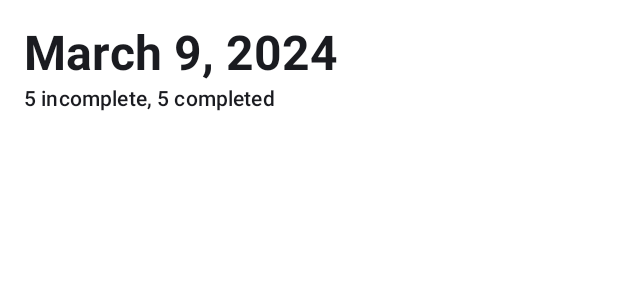
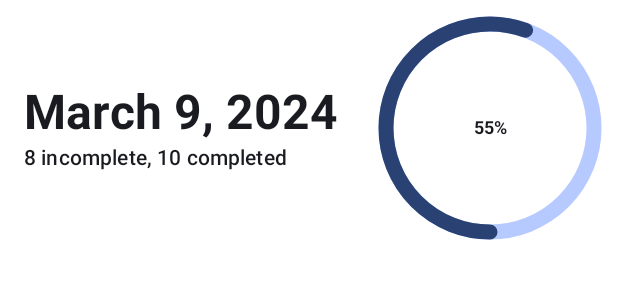
Before and after one commit to AlexNaupay/Todo-X-App, an Android app built with Jetpack Compose: the @Preview function SummaryInfoPreviewLight, on a phone screen of 412 x 824 dp. Shown: the top 300 px of the screen. Run offline under Robolectric (Android 15) with nearby library versions, the phone set to English and light mode, and no system bars.

Commit message:
HomeScreen

```diff
--- a/app/src/main/AndroidManifest.xml
+++ b/app/src/main/AndroidManifest.xml
@@ -15,7 +15,6 @@
         <activity
             android:name=".MainActivity"
             android:exported="true"
-            android:label="@string/app_name"
             android:theme="@style/Theme.TodoXApp">
             <intent-filter>
                 <action android:name="android.intent.action.MAIN" />
--- a/app/src/main/java/me/alexnaupay/todox/presentation/screens/home/HomeScreen.kt
+++ b/app/src/main/java/me/alexnaupay/todox/presentation/screens/home/HomeScreen.kt
@@ -38,9 +38,9 @@ import androidx.compose.ui.tooling.preview.PreviewParameter
 import androidx.compose.ui.unit.dp
 import me.alexnaupay.todox.R
 import me.alexnaupay.todox.domain.Task
-import me.alexnaupay.todox.presentation.screens.home.SectionTitle
-import me.alexnaupay.todox.presentation.screens.home.SummaryInfo
-import me.alexnaupay.todox.presentation.screens.home.TaskItem
+import me.alexnaupay.todox.presentation.screens.home.components.SectionTitle
+import me.alexnaupay.todox.presentation.screens.home.components.SummaryInfo
+import me.alexnaupay.todox.presentation.screens.home.components.TaskItem
 import me.alexnaupay.todox.presentation.screens.home.providers.HomeScreenPreviewProvider
 import me.alexnaupay.todox.ui.theme.TodoXAppTheme
 
--- a/app/src/main/java/me/alexnaupay/todox/presentation/screens/home/SummaryInfo.kt
+++ /dev/null
@@ -1,61 +0,0 @@
-package me.alexnaupay.todox.presentation.screens.home
-
-import android.content.res.Configuration
-import androidx.compose.foundation.background
-import androidx.compose.foundation.layout.Column
-import androidx.compose.foundation.layout.padding
-import androidx.compose.foundation.shape.RoundedCornerShape
-import androidx.compose.material3.MaterialTheme
-import androidx.compose.material3.Text
-import androidx.compose.runtime.Composable
-import androidx.compose.ui.Modifier
-import androidx.compose.ui.text.font.FontWeight
-import androidx.compose.ui.tooling.preview.Preview
-import androidx.compose.ui.unit.dp
-import me.alexnaupay.todox.ui.theme.TodoXAppTheme
-
-@Composable
-fun SummaryInfo(
-    modifier: Modifier = Modifier,
-    date: String = "March 9, 2024",
-    tasksSummary: String = "5 incomplete, 5 completed"
-) {
-    Column (
-        modifier = modifier
-            .padding(16.dp)
-    ){
-        Text(
-            text = date,
-            style = MaterialTheme.typography.headlineLarge,
-            color = MaterialTheme.colorScheme.onBackground,
-            fontWeight = FontWeight.Bold
-        )
-
-        Text(
-            text = tasksSummary,
-            style = MaterialTheme.typography.titleSmall,
-            color = MaterialTheme.colorScheme.onSurface,
-        )
-    }
-}
-
-@Composable
-@Preview(
-    showBackground = true,
-)
-fun SummaryInfoPreviewLight() {
-    TodoXAppTheme {
-        SummaryInfo(modifier = Modifier)
-    }
-}
-
-@Composable
-@Preview(
-    showBackground = true,
-    uiMode = Configuration.UI_MODE_NIGHT_YES,
-)
-fun SummaryInfoPreviewDark() {
-    TodoXAppTheme {
-        SummaryInfo(modifier = Modifier)
-    }
-}
--- /dev/null
+++ b/app/src/main/java/me/alexnaupay/todox/presentation/screens/home/components/SummaryInfo.kt
@@ -0,0 +1,128 @@
+package me.alexnaupay.todox.presentation.screens.home.components
+
+import android.content.res.Configuration
+import androidx.compose.animation.core.Animatable
+import androidx.compose.animation.core.tween
+import androidx.compose.foundation.Canvas
+import androidx.compose.foundation.layout.Box
+import androidx.compose.foundation.layout.Column
+import androidx.compose.foundation.layout.Row
+import androidx.compose.foundation.layout.aspectRatio
+import androidx.compose.foundation.layout.padding
+import androidx.compose.material3.MaterialTheme
+import androidx.compose.material3.Text
+import androidx.compose.runtime.Composable
+import androidx.compose.runtime.LaunchedEffect
+import androidx.compose.runtime.remember
+import androidx.compose.ui.Alignment
+import androidx.compose.ui.Modifier
+import androidx.compose.ui.graphics.StrokeCap
+import androidx.compose.ui.graphics.drawscope.Stroke
+import androidx.compose.ui.text.font.FontWeight
+import androidx.compose.ui.tooling.preview.Preview
+import androidx.compose.ui.unit.dp
+import androidx.compose.ui.unit.sp
+import me.alexnaupay.todox.ui.theme.TodoXAppTheme
+
+@Composable
+fun SummaryInfo(
+    modifier: Modifier = Modifier,
+    date: String = "March 9, 2024",
+    tasksSummary: String = "8 incomplete, 10 completed",
+    completedTasks: Int = 10,
+    totalTasks: Int = 18
+) {
+    val angleRatio = remember {
+        Animatable(0f)
+    }
+
+    LaunchedEffect (completedTasks,totalTasks){
+        angleRatio.animateTo(
+            targetValue = (completedTasks.toFloat() / totalTasks.toFloat()),
+            animationSpec = tween(
+                durationMillis = 300
+            )
+        )
+    }
+
+    Row (verticalAlignment = Alignment.CenterVertically){
+        Column(modifier = modifier.padding(16.dp)) {
+            Text(
+                text = date,
+                style = MaterialTheme.typography.headlineLarge,
+                color = MaterialTheme.colorScheme.onBackground,
+                fontWeight = FontWeight.Bold
+            )
+
+            Text(
+                text = tasksSummary,
+                style = MaterialTheme.typography.titleSmall,
+                color = MaterialTheme.colorScheme.onSurface,
+            )
+        }
+
+        Box(contentAlignment = Alignment.Center, modifier = Modifier.padding(16.dp).aspectRatio(1f) ){
+            val colorBase = MaterialTheme.colorScheme.inversePrimary
+            val progress = MaterialTheme.colorScheme.primary
+            val strokeWidth = 10.dp
+
+            Canvas(modifier = Modifier.aspectRatio(1f)){
+                drawArc(
+                    color = colorBase,
+                    startAngle = 0f,
+                    sweepAngle = 360f,
+                    useCenter = false,
+                    size = size,
+                    style = Stroke(
+                        width = strokeWidth.toPx(),
+                        cap = StrokeCap.Round
+                    )
+                )
+
+                if(completedTasks<= totalTasks){
+                    drawArc(
+                        color = progress,
+                        startAngle = 90f,
+                        sweepAngle = 360f * angleRatio.value,
+                        useCenter = false,
+                        size = size,
+                        style = Stroke(
+                            width = strokeWidth.toPx(),
+                            cap = StrokeCap.Round
+                        )
+                    )
+                }
+            }
+
+            Text(
+                text = "${(completedTasks/totalTasks.toFloat()).times(100).toInt()}%",
+                style = MaterialTheme.typography.headlineLarge,
+                color = MaterialTheme.colorScheme.onSurface,
+                fontWeight = FontWeight.Bold,
+                fontSize = 12.sp
+            )
+        }
+
+    }
+}
+
+@Composable
+@Preview(
+    showBackground = true,
+)
+fun SummaryInfoPreviewLight() {
+    TodoXAppTheme {
+        SummaryInfo(modifier = Modifier)
+    }
+}
+
+@Composable
+@Preview(
+    showBackground = true,
+    uiMode = Configuration.UI_MODE_NIGHT_YES,
+)
+fun SummaryInfoPreviewDark() {
+    TodoXAppTheme {
+        SummaryInfo(modifier = Modifier)
+    }
+}
```
Also changed, not shown: app/src/main/java/me/alexnaupay/todox/MainActivity.kt (+13 -11 lines), app/src/main/java/me/alexnaupay/todox/presentation/screens/home/components/SectionTitle.kt (renamed from app/src/main/java/me/alexnaupay/todox/presentation/screens/home/SectionTitle.kt, +4 -16 lines), app/src/main/java/me/alexnaupay/todox/presentation/screens/home/components/TaskItem.kt (renamed from app/src/main/java/me/alexnaupay/todox/presentation/screens/home/TaskItem.kt, +4 -4 lines).
